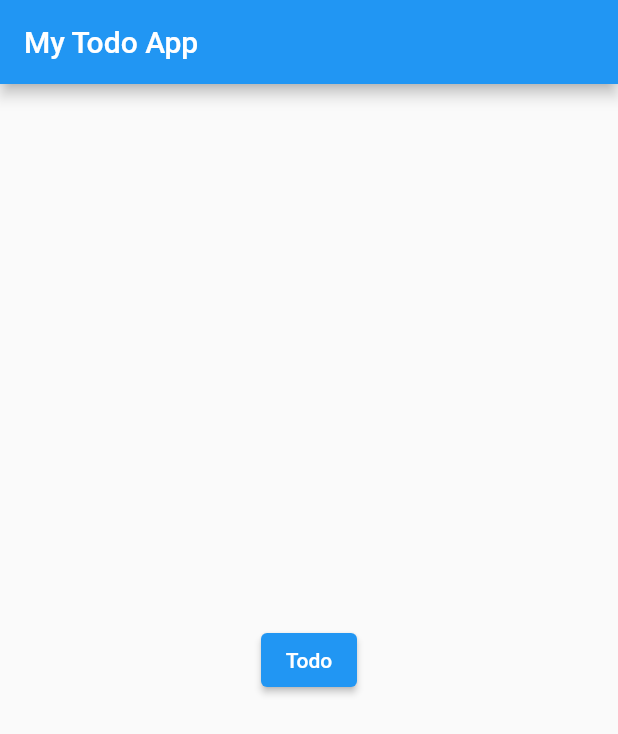
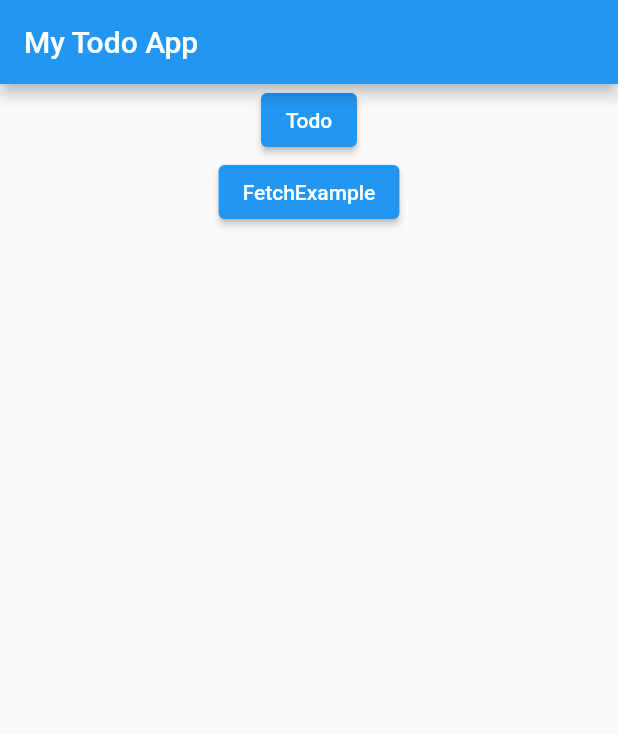
Before and after one commit to K-Sato1995/flutter_play_ground, a Flutter app: the screen it shows after launch, on a phone screen of 412 x 824 dp. Shown: the top 734 px of the screen. Run offline on Flutter 3.47's test engine with Material 2 defaults, Android fonts, the phone set to English and light mode, and no system bars.

Commit message:
Add fetch example

```diff
--- a/lib/main.dart
+++ b/lib/main.dart
@@ -1,5 +1,6 @@
 import 'package:flutter/material.dart';
 import 'package:todo_app/Todo.dart';
+import 'package:todo_app/fetch.dart' as fetchWidget;
 
 void main() {
   runApp(const Main());
@@ -14,12 +15,16 @@ class Main extends StatelessWidget {
   @override
   Widget build(BuildContext context) {
     return MaterialApp(
-        title: 'Flutter Demo',
-        theme: ThemeData(
-          primarySwatch: Colors.blue,
-        ),
-        home: const HomePage(),
-        routes: {'/todo': (_) => const Todo()});
+      title: 'Flutter Demo',
+      theme: ThemeData(
+        primarySwatch: Colors.blue,
+      ),
+      home: const HomePage(),
+      routes: {
+        '/todo': (_) => const Todo(),
+        '/fetch_example': (_) => const fetchWidget.FetchExample()
+      },
+    );
   }
 }
 
@@ -31,8 +36,15 @@ class HomePage extends StatelessWidget {
     return Scaffold(
         appBar: AppBar(title: const Text("My Todo App")),
         body: Center(
-            child: ElevatedButton(
+          child: Column(children: [
+            ElevatedButton(
                 onPressed: () => {Navigator.of(context).pushNamed('/todo')},
-                child: const Text("Todo"))));
+                child: const Text("Todo")),
+            ElevatedButton(
+                onPressed: () =>
+                    {Navigator.of(context).pushNamed('/fetch_example')},
+                child: const Text("FetchExample"))
+          ]),
+        ));
   }
 }
```
Also changed, not shown: lib/fetch.dart (+16 -2 lines).
